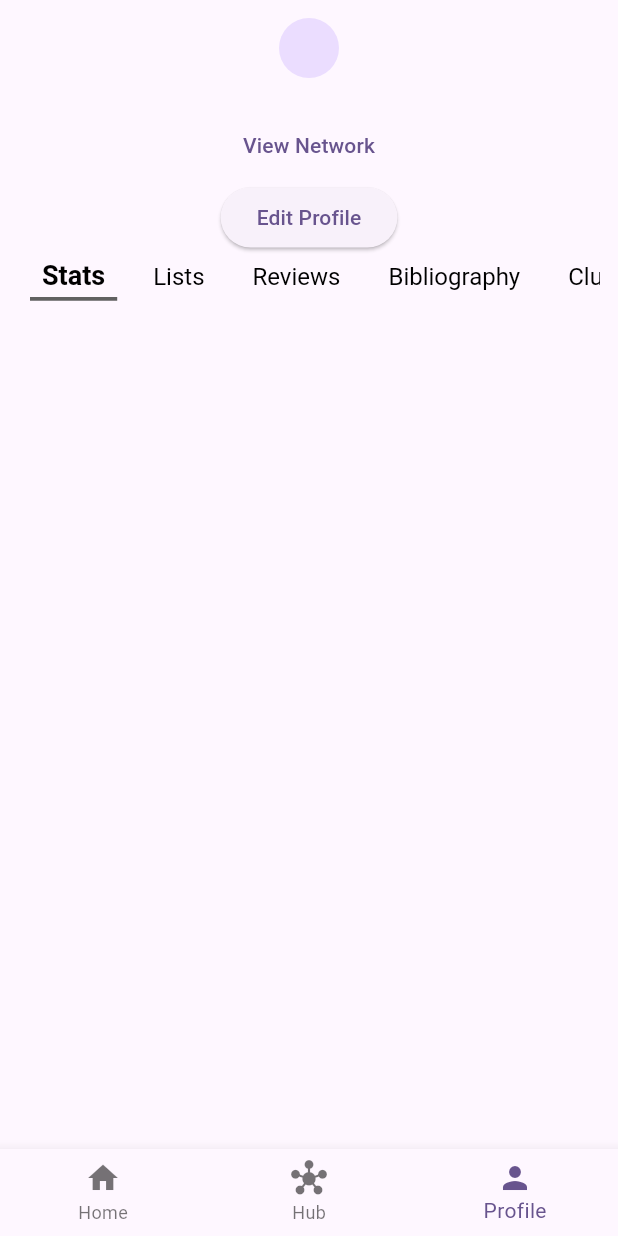
After one commit to Parth-11/Athelia-App, a Flutter app: the screen it shows after launch, item 3 of the bottom bar chosen, on a phone screen of 412 x 824 dp. The commit adds this screen. Run offline on Flutter 3.47's test engine with Material 3 defaults, Android fonts, the phone set to English and light mode, and no system bars.

Commit message:
Added profile page template

```diff
--- a/lib/screens/nav_bar.dart
+++ b/lib/screens/nav_bar.dart
@@ -1,3 +1,4 @@
+import 'package:athelia/screens/profile/profile_page.dart';
 import 'package:flutter/material.dart';
 import 'package:athelia/screens/home/home_page.dart';
 import 'package:athelia/screens/hub/hub_page.dart';
@@ -17,7 +18,7 @@ class _NavbarState extends State<Navbar> {
     });
   }
 
-  static final List<Widget> _pages = [HomePage(), HubPage()];
+  static final List<Widget> _pages = [HomePage(), HubPage(), ProfilePage()];
 
   @override
   Widget build(BuildContext context) {
@@ -35,6 +36,10 @@ class _NavbarState extends State<Navbar> {
               label: 'Home',
             ),
             BottomNavigationBarItem(icon: const Icon(Icons.hub), label: 'Hub'),
+            BottomNavigationBarItem(
+              icon: const Icon(Icons.person),
+              label: 'Profile',
+            ),
           ],
           onTap: _pageNavigation,
         ),
--- /dev/null
+++ b/lib/screens/profile/profile_page.dart
@@ -0,0 +1,51 @@
+import 'package:athelia/widgets/profile/option_list.dart';
+import 'package:flutter/material.dart';
+
+class ProfilePage extends StatefulWidget {
+  const ProfilePage({super.key});
+
+  @override
+  State<ProfilePage> createState() => _ProfilePageState();
+}
+
+class _ProfilePageState extends State<ProfilePage> {
+  int selected = 0;
+
+  final List<Widget> _optionList = [];
+
+  void pageChange(index) {
+    setState(() {
+      selected = index;
+    });
+  }
+
+  @override
+  Widget build(BuildContext context) {
+    return Column(
+      children: [
+        // header Buttons
+        Row(),
+        //User Avatar
+        CircleAvatar(),
+        // User Name
+        Text(''),
+        // Some button to view some network or some other things
+        TextButton(onPressed: () {}, child: Text('View Network')),
+        // Edit Profile button
+        ElevatedButton(onPressed: () {}, child: Text('Edit Profile')),
+        OptionList(
+          options: [
+            'Stats',
+            'Lists',
+            'Reviews',
+            'Bibliography',
+            'Clubs',
+            'Posts',
+          ],
+          onChanged: pageChange,
+        ),
+        // _optionList[selected],
+      ],
+    );
+  }
+}
--- /dev/null
+++ b/lib/widgets/profile/option_list.dart
@@ -0,0 +1,67 @@
+import 'package:flutter/material.dart';
+
+class OptionList extends StatefulWidget {
+  const OptionList({super.key, required this.options, required this.onChanged});
+
+  final List<String> options;
+  final void Function(int) onChanged;
+
+  @override
+  State<OptionList> createState() => _OptionListState();
+}
+
+class _OptionListState extends State<OptionList> {
+  int selected = 0;
+
+  @override
+  Widget build(BuildContext context) {
+    return SingleChildScrollView(
+      scrollDirection: Axis.horizontal,
+      child: Row(
+        children: List.generate(
+          widget.options.length,
+          (index) => GestureDetector(
+            onTap: () {
+              if (selected != index) {
+                setState(() {
+                  selected = index;
+                });
+                widget.onChanged(index);
+              }
+            },
+            child: Container(
+              // width: widget.options[index].length * 12,
+              margin: const EdgeInsets.symmetric(horizontal: 8),
+              padding: const EdgeInsets.symmetric(
+                horizontal: 8.0,
+                vertical: 4.0,
+              ),
+              alignment: Alignment.center,
+              decoration: BoxDecoration(
+                border:
+                    selected == index
+                        ? Border(
+                          bottom: BorderSide(
+                            color: Colors.grey.shade700,
+                            width: 2.5,
+                          ),
+                        )
+                        : null,
+              ),
+              child: AnimatedDefaultTextStyle(
+                style: TextStyle(
+                  fontWeight:
+                      index == selected ? FontWeight.w600 : FontWeight.normal,
+                  color: Colors.black,
+                  fontSize: index == selected ? 18 : 16,
+                ),
+                duration: Duration(milliseconds: 150),
+                child: Text(widget.options[index]),
+              ),
+            ),
+          ),
+        ),
+      ),
+    );
+  }
+}
```
